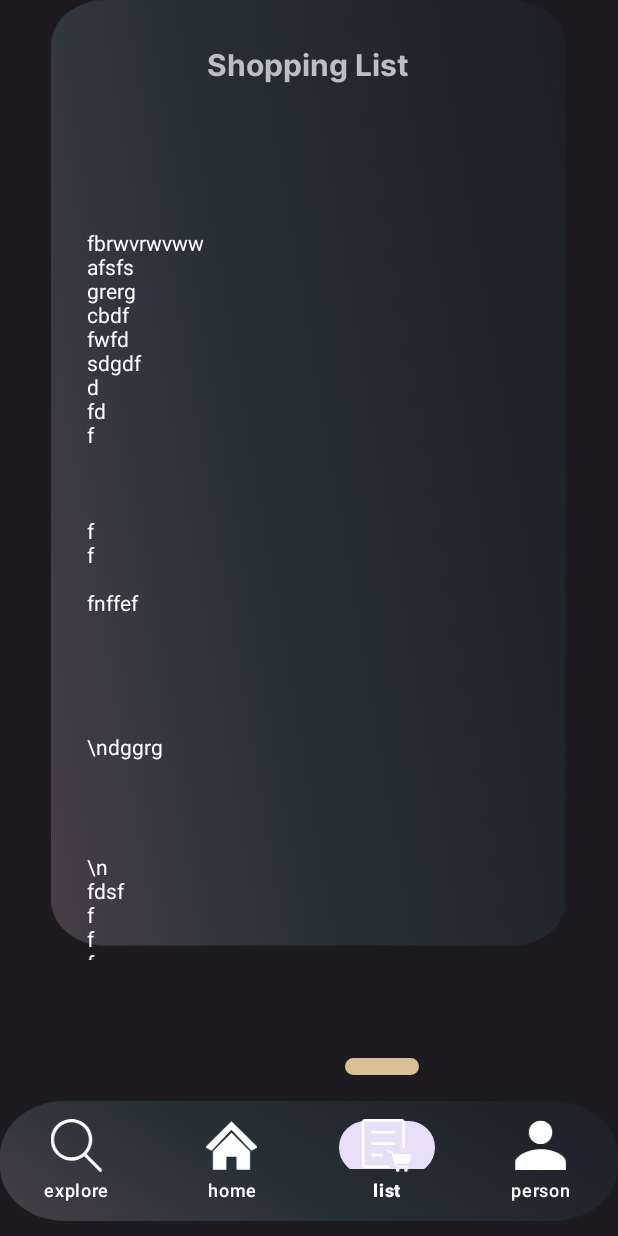
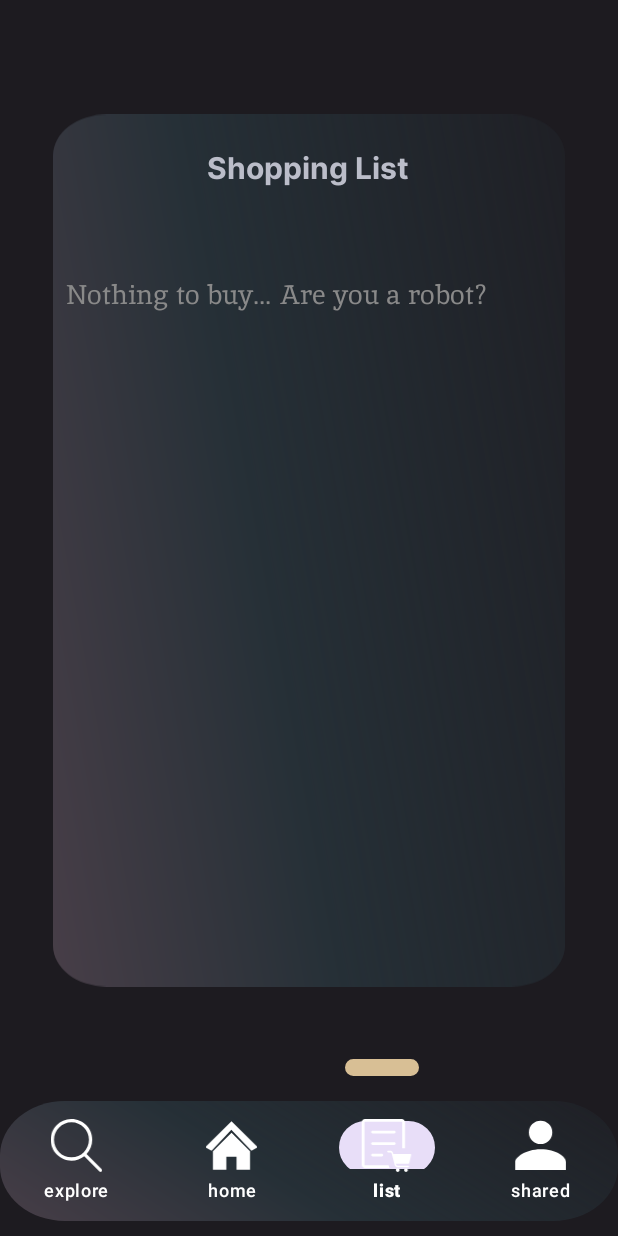
Before and after one commit to JuicyTomato/Planeat, an Android app: the ShoppingList screen opened directly, with no data from a screen before it, on a phone screen of 412 x 824 dp. Run offline under Robolectric (Android 15) with nearby library versions, the phone set to English and light mode, and no system bars.

Commit message:
aggiunta la shoppingList funzionante (non ROOM --> DB): -editText scende con aggiunta di ingredienti -aggiunta ingredienti in lista ... (altre belle cose e faticose da aggiungere)

```diff
--- a/app/src/main/AndroidManifest.xml
+++ b/app/src/main/AndroidManifest.xml
@@ -21,7 +21,7 @@
                 <category android:name="android.intent.category.LAUNCHER" />
             </intent-filter>
         </activity>
-        <activity android:name=".ShoppingList"></activity>
+        <activity android:name=".ShoppingList" android:windowSoftInputMode="adjustPan"></activity>
     </application>
 
 </manifest>
--- a/app/src/main/java/com/example/planeat/MainActivity.kt
+++ b/app/src/main/java/com/example/planeat/MainActivity.kt
@@ -60,8 +60,7 @@ class MainActivity : AppCompatActivity() {
                 R.id.exploreIcon -> {}
 
                 R.id.shoppingListIcon -> {
-
-                    moveBulbToView(findViewById(R.id.shoppingListIcon))
+                    //moveBulbToView(findViewById(R.id.shoppingListIcon))
 
                     val intent = Intent(this, ShoppingList::class.java)
                     startActivity(intent, ActivityOptions.makeSceneTransitionAnimation(this).toBundle())
@@ -92,6 +91,7 @@ class MainActivity : AppCompatActivity() {
         animator.start()
     }*/
 
+    //Per movimento bulb... Penso che toglierò animazioni e terrò solamente bulb
     private fun moveBulbToView(view: View) {
         // Calcola la destinazione X dell'immagine in base al centro della vista
         val destinationX = view.x + (view.width / 2) - (bulbImageView.width / 2) - 512
--- a/app/src/main/res/drawable/background_rectangle.xml
+++ b/app/src/main/res/drawable/background_rectangle.xml
@@ -1,9 +1,9 @@
 <vector xmlns:android="http://schemas.android.com/apk/res/android"
     xmlns:aapt="http://schemas.android.com/aapt"
-    android:width="336dp"
+    android:width="436dp"
     android:height="741dp"
     android:viewportWidth="336"
-    android:viewportHeight="891"> <!-- prima era 741-->
+    android:viewportHeight="741"> <!-- prima era 741-->
   <path
       android:pathData="M35,0L300.35,0A35,35 0,0 1,335.35 35L335.35,706A35,35 0,0 1,300.35 741L35,741A35,35 0,0 1,0 706L0,35A35,35 0,0 1,35 0z">
     <aapt:attr name="android:fillColor">
--- a/app/src/main/res/layout/shopping_list.xml
+++ b/app/src/main/res/layout/shopping_list.xml
@@ -10,14 +10,13 @@
     <ImageView
 
         android:id="@+id/imageView"
-        android:layout_width="373dp"
-        android:layout_height="758dp"
+        android:layout_width="342dp"
+        android:layout_height="623dp"
         android:src="@drawable/background_rectangle"
-        app:layout_constraintBottom_toBottomOf="parent"
+        app:layout_constraintBottom_toTopOf="@+id/bottomMenuBar"
         app:layout_constraintEnd_toEndOf="parent"
         app:layout_constraintStart_toStartOf="parent"
-        app:layout_constraintTop_toTopOf="parent"
-        app:layout_constraintVertical_bias="0.0" />
+        app:layout_constraintTop_toTopOf="parent" />
 
     <TextView
         android:id="@+id/textView2"
@@ -27,24 +26,28 @@
         android:text="@string/shopping_list"
         android:textColor="@color/textColor"
         android:textSize="20sp"
-        app:layout_constraintBottom_toBottomOf="parent"
-        app:layout_constraintEnd_toEndOf="parent"
-        app:layout_constraintHorizontal_bias="0.498"
-        app:layout_constraintStart_toStartOf="parent"
-        app:layout_constraintTop_toTopOf="parent"
-        app:layout_constraintVertical_bias="0.035" />
+        app:layout_constraintBottom_toBottomOf="@+id/imageView"
+        app:layout_constraintEnd_toEndOf="@+id/imageView"
+        app:layout_constraintHorizontal_bias="0.495"
+        app:layout_constraintStart_toStartOf="@+id/imageView"
+        app:layout_constraintTop_toTopOf="@+id/imageView"
+        app:layout_constraintVertical_bias="0.07" />
 
-    <TextView
+    <!--
+    <EditText
         android:id="@+id/textView"
         android:layout_width="297dp"
-        android:layout_height="488dp"
-        android:text="fbrwvrwvww\nafsfs\ngrerg\ncbdf\nfwfd\nsdgdf\nd\nfd\n\f\n\n\n\nf\n\f\n\nfnffef\n\n\n\n\n\n\\ndggrg\n\n\n\n\n\\n\nfdsf\nf\nf\nf"
-        android:textColor="@color/white"
+        android:layout_height="496dp"
+        android:hint="@string/hintShoppingList"
+        android:textColorHint="@color/textColor"
+        android:fontFamily="@font/relay_inter_light"
         app:layout_constraintBottom_toTopOf="@+id/bottomMenuBar"
         app:layout_constraintEnd_toEndOf="@+id/imageView"
-        app:layout_constraintHorizontal_bias="0.51"
+        app:layout_constraintHorizontal_bias="0.487"
         app:layout_constraintStart_toStartOf="@+id/imageView"
-        app:layout_constraintTop_toBottomOf="@+id/textView2" />
+        app:layout_constraintTop_toBottomOf="@+id/textView2"
+        app:layout_constraintVertical_bias="0.228" />
+        -->
 
     <ImageView
         android:id="@+id/bulb"
@@ -52,13 +55,13 @@
         android:layout_height="wrap_content"
         android:layout_centerHorizontal="true"
         android:layout_centerVertical="true"
+        android:layout_marginStart="230dp"
+        android:layout_marginBottom="79dp"
         android:contentDescription="@null"
         android:src="@drawable/bulb"
         app:layout_constraintBottom_toBottomOf="parent"
         app:layout_constraintStart_toStartOf="@+id/bottomMenuBar"
-        app:layout_constraintTop_toBottomOf="@+id/textView"
-        android:layout_marginStart="230dp"
-        android:layout_marginBottom="42dp"/>
+        app:layout_constraintTop_toBottomOf="@+id/imageView" />
 
     <com.google.android.material.bottomnavigation.BottomNavigationView
         android:id="@+id/bottomMenuBar"
@@ -80,7 +83,55 @@
         app:labelVisibilityMode="labeled"/>
 
 
+    <!-- inizio prova -->
 
+    <ScrollView
+        android:id="@+id/scrollView2"
+        android:layout_width="330dp"
+        android:layout_height="514dp"
+        android:layout_weight="1"
+        app:layout_constraintBottom_toBottomOf="@+id/imageView"
+        app:layout_constraintEnd_toEndOf="@+id/imageView"
+        app:layout_constraintHorizontal_bias="0.416"
+        app:layout_constraintStart_toStartOf="@+id/imageView"
+        app:layout_constraintTop_toBottomOf="@+id/textView2"
+        app:layout_constraintVertical_bias="0.41">
 
-    <!-- Pulsanti finiti-->
+        <LinearLayout
+            android:id="@+id/linearList"
+            android:layout_width="match_parent"
+            android:layout_height="wrap_content"
+            android:orientation="vertical">
+
+            <TextView
+                android:id="@+id/textViewIngredientsList"
+                android:layout_width="match_parent"
+                android:layout_height="wrap_content"
+                android:fontFamily="@font/relay_inika_regular"
+                android:textColor="@android:color/white"
+                android:textSize="22sp"
+                app:layout_constraintBottom_toTopOf="@+id/editTextIngredient"
+                app:layout_constraintStart_toStartOf="@+id/imageView"
+                app:layout_constraintTop_toTopOf="@+id/textView" />
+
+            <EditText
+                android:id="@+id/editTextIngredient"
+                android:layout_width="322dp"
+                android:layout_height="51dp"
+                android:hint="@string/hintEditTextShoppingList"
+                android:textColorHint="@color/hint"
+                android:imeOptions="actionDone"
+                android:inputType="text"
+                android:maxLines="1"
+                android:fontFamily="@font/relay_inika_regular"
+                app:layout_constraintBottom_toBottomOf="@+id/scrollView2"
+                app:layout_constraintEnd_toEndOf="@+id/imageView"
+                app:layout_constraintStart_toStartOf="@+id/imageView"
+                android:backgroundTint="@android:color/transparent"/>
+
+        </LinearLayout>
+    </ScrollView>
+
+    <!-- fine prova -->
+
 </androidx.constraintlayout.widget.ConstraintLayout>
--- a/app/src/main/res/menu/menu_bar.xml
+++ b/app/src/main/res/menu/menu_bar.xml
@@ -7,8 +7,7 @@
         android:layout_height="59dp"
         android:contentDescription="@null"
         android:icon="@drawable/search"
-        android:title="explore"
-        android:tooltipText="search"/>
+        android:title="@string/explore" />
 
     <item
         android:id="@+id/homeIcon"
@@ -16,8 +15,7 @@
         android:layout_height="59dp"
         android:contentDescription="@null"
         android:icon="@drawable/home"
-        android:title="home"
-        android:tooltipText="home"/>
+        android:title="@string/home" />
 
     <item
         android:id="@+id/shoppingListIcon"
@@ -25,8 +23,7 @@
         android:layout_height="59dp"
         android:contentDescription="@null"
         android:icon="@drawable/listcart"
-        android:title="list"
-        android:tooltipText="list"/>
+        android:title="@string/list" />
 
     <item
         android:id="@+id/personIcon"
@@ -34,7 +31,6 @@
         android:layout_height="59dp"
         android:contentDescription="@null"
         android:icon="@drawable/person"
-        android:title="person"
-        android:tooltipText="person"/>
+        android:title="@string/shared" />
 
 </menu>
--- a/app/src/main/res/values/colors.xml
+++ b/app/src/main/res/values/colors.xml
@@ -4,4 +4,5 @@
     <color name="white">#FFFFFFFF</color>
     <color name="background">#1D1B20</color>
     <color name="textColor">#BBBDC9</color>
+    <color name="hint">#898989</color>
 </resources>
--- a/app/src/main/res/values/strings.xml
+++ b/app/src/main/res/values/strings.xml
@@ -1,10 +1,10 @@
 <resources>
     <string name="app_name">PlanEat</string>
     <string name="back">back</string>
-    <string name="ciao">PERCHé NON FA</string>
     <string name="shared">shared</string>
     <string name="list">list</string>
     <string name="home">home</string>
     <string name="explore">explore</string>
     <string name="shopping_list">Shopping List</string>
+    <string name="hintEditTextShoppingList">Nothing to buy… Are you a robot?</string>
 </resources>
```
Also changed, not shown: app/src/main/java/com/example/planeat/ShoppingList.kt (+148 -1 lines).
